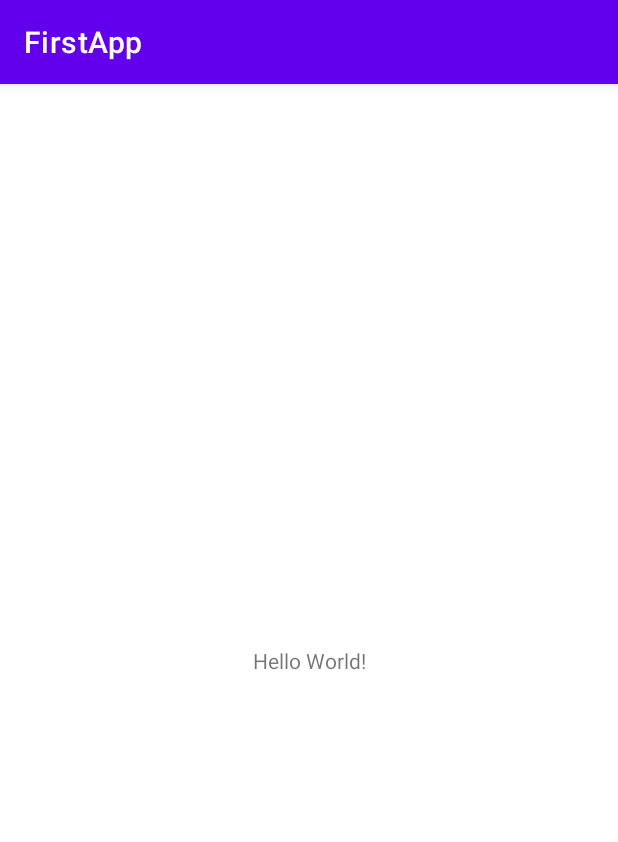
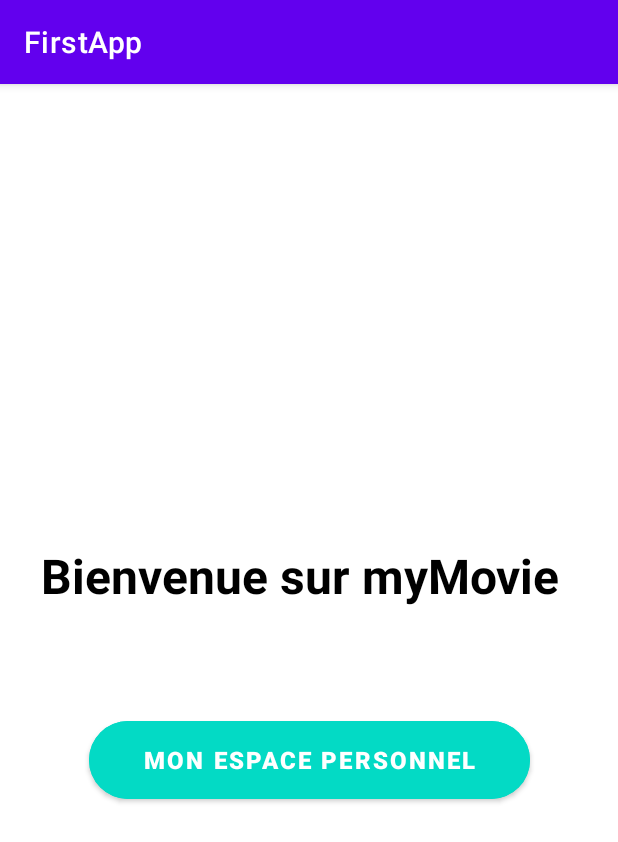
Before and after one commit to Nilson360/ProjectKotlin, an Android app: the screen it shows after launch (MainActivity), on a phone screen of 412 x 824 dp. Shown: the top 842 px of the screen. Run offline under Robolectric (Android 15) with nearby library versions, the phone set to English and light mode, and no system bars.

Commit message:
Create screen and working with design in Android Studio

```diff
--- /dev/null
+++ b/AndroidHexxagone/app/src/main/java/com/example/firstapp/HomeFragment.kt
@@ -0,0 +1,6 @@
+package com.example.firstapp
+
+import androidx.fragment.app.Fragment
+
+class HomeFragment:Fragment() {
+}
--- /dev/null
+++ b/AndroidHexxagone/app/src/main/java/com/example/firstapp/SplashFragment.kt
@@ -0,0 +1,6 @@
+package com.example.firstapp
+
+import androidx.fragment.app.Fragment
+
+class SplashFragment:Fragment() {
+}
--- a/AndroidHexxagone/app/src/main/res/layout/activity_main.xml
+++ b/AndroidHexxagone/app/src/main/res/layout/activity_main.xml
@@ -4,15 +4,36 @@
     xmlns:tools="http://schemas.android.com/tools"
     android:layout_width="match_parent"
     android:layout_height="match_parent"
+    android:backgroundTint="#9C1313"
     tools:context=".MainActivity">
 
+    <com.google.android.material.button.MaterialButton
+        android:id="@+id/mb_btn1"
+        android:layout_width="294dp"
+        android:layout_height="64dp"
+        android:backgroundTint="@color/teal_200"
+        android:text="Mon espace personnel"
+        android:textSize="16dp"
+        android:textStyle="bold"
+        app:cornerRadius="30dp"
+        app:layout_constraintBottom_toBottomOf="parent"
+        app:layout_constraintEnd_toEndOf="parent"
+        app:layout_constraintStart_toStartOf="parent"
+        app:layout_constraintTop_toBottomOf="@+id/textView4"
+        app:layout_constraintVertical_bias="0.189" />
+
     <TextView
-        android:layout_width="wrap_content"
-        android:layout_height="wrap_content"
-        android:text="Hello World!"
+        android:id="@+id/textView4"
+        android:layout_width="357dp"
+        android:layout_height="46dp"
+        android:text="Bienvenue sur myMovie"
+        android:textColor="@color/black"
+        android:textSize="32dp"
+        android:textStyle="bold"
         app:layout_constraintBottom_toBottomOf="parent"
-        app:layout_constraintLeft_toLeftOf="parent"
-        app:layout_constraintRight_toRightOf="parent"
-        app:layout_constraintTop_toTopOf="parent" />
+        app:layout_constraintEnd_toEndOf="parent"
+        app:layout_constraintStart_toStartOf="parent"
+        app:layout_constraintTop_toTopOf="parent"
+        app:layout_constraintVertical_bias="0.424" />
 
 </androidx.constraintlayout.widget.ConstraintLayout>
```
Also changed, not shown: AndroidHexxagone/app/build.gradle (+10 -7 lines), AndroidHexxagone/build.gradle (+22 -4 lines), AndroidHexxagone/settings.gradle (+0 -14 lines), AndroidHexxagone/gradle/wrapper/gradle-wrapper.properties.
